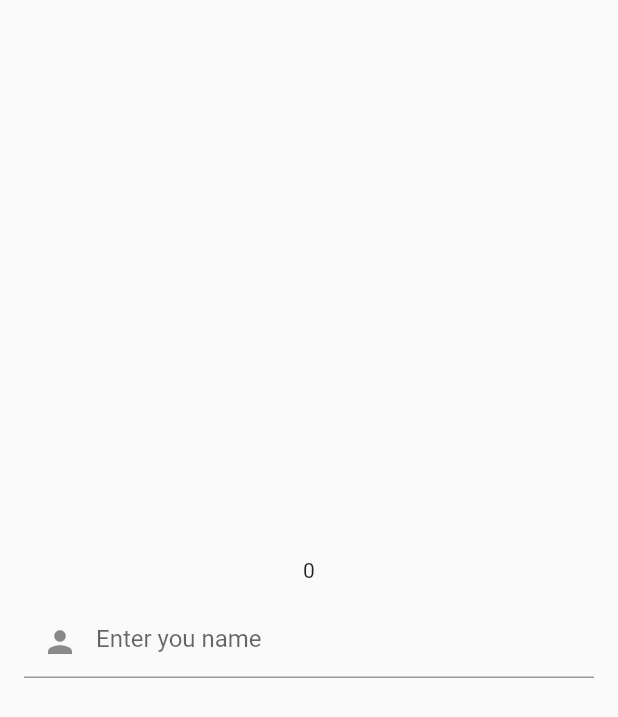
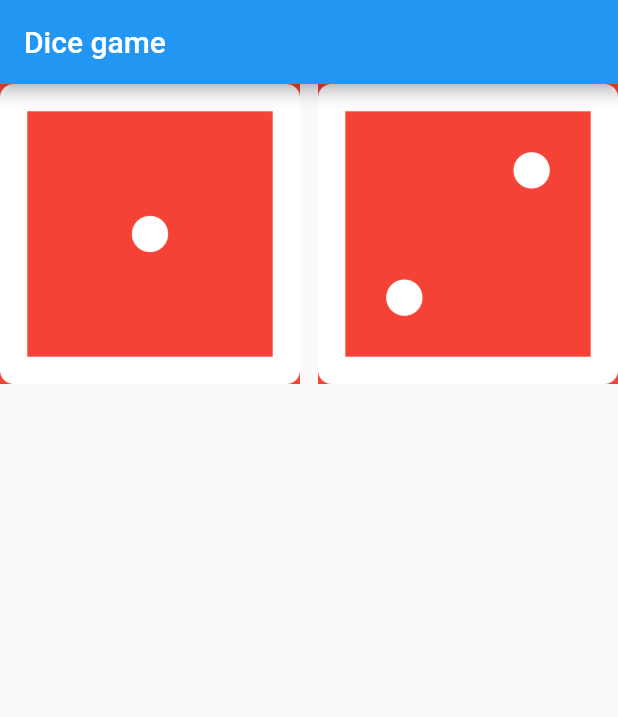
Before and after one commit to mhrhabib/insta_profile_ui, a Flutter app: the screen it shows after launch, on a phone screen of 412 x 824 dp. Shown: the top 717 px of the screen. Run offline on Flutter 3.47's test engine with Material 2 defaults, Android fonts, the phone set to English and light mode, and no system bars; missing offline and left inert: dart:html.

Commit message:
dice game

```diff
--- /dev/null
+++ b/lib/diceGame/dice_app_ui.dart
@@ -0,0 +1,60 @@
+import 'dart:html';
+import 'dart:math';
+
+import 'package:flutter/material.dart';
+
+class DiceAppUi extends StatefulWidget {
+  const DiceAppUi({Key? key}) : super(key: key);
+
+  @override
+  _DiceAppUiState createState() => _DiceAppUiState();
+}
+
+class _DiceAppUiState extends State<DiceAppUi> {
+  int leftDice = 1;
+  int rightDice = 2;
+
+  @override
+  Widget build(BuildContext context) {
+    return Scaffold(
+      appBar: AppBar(
+        title: Text("Dice game"),
+      ),
+      body: Row(
+        mainAxisAlignment: MainAxisAlignment.spaceBetween,
+        crossAxisAlignment: CrossAxisAlignment.center,
+        children: [
+          InkWell(
+            onTap: () {
+              setState(() {
+                leftDice = Random().nextInt(6) + 1;
+              });
+            },
+            child: Container(
+              height: 200,
+              width: 200,
+              decoration: BoxDecoration(
+                color: Colors.red,
+                image: DecorationImage(
+                  image: AssetImage('assets/images/dice$leftDice.png'),
+                ),
+              ),
+            ),
+          ),
+          InkWell(
+            child: Container(
+              height: 200,
+              width: 200,
+              decoration: BoxDecoration(
+                color: Colors.red,
+                image: DecorationImage(
+                  image: AssetImage('assets/images/dice$rightDice.png'),
+                ),
+              ),
+            ),
+          ),
+        ],
+      ),
+    );
+  }
+}
--- a/lib/main.dart
+++ b/lib/main.dart
@@ -1,4 +1,5 @@
 import 'package:flutter/material.dart';
+import 'package:insta_profile_ui/diceGame/dice_app_ui.dart';
 
 import 'screens/insta_profile.dart';
 import 'screens/my_listview.dart';
@@ -20,7 +21,7 @@ class MyApp extends StatelessWidget {
         primarySwatch: Colors.blue,
       ),
       //darkTheme: ThemeData.dark(),
-      home: NewStatefulWidget(),
+      home: DiceAppUi(),
     );
   }
 }
--- a/lib/screens/new_stateful_widget.dart
+++ b/lib/screens/new_stateful_widget.dart
@@ -7,42 +7,98 @@ class NewStatefulWidget extends StatefulWidget {
 }
 
 class _NewStatefulWidgetState extends State<NewStatefulWidget> {
-  int count = 0;
+  int data = 0;
+  Color color1 = Colors.red;
+  Color color2 = Colors.green;
+  bool isGreen = true;
+  bool isRed = true;
+  changeGreen() {
+    setState(() {
+      isGreen = !isGreen;
+      isRed = !isRed;
+    });
+  }
+
+  changeRed() {
+    setState(() {
+      isGreen = !isGreen;
+      isRed = !isRed;
+    });
+  }
+
   @override
   Widget build(BuildContext context) {
     return Scaffold(
       body: Center(
-        child: Column(
-          mainAxisAlignment: MainAxisAlignment.center,
+        child: Row(
+          mainAxisAlignment: MainAxisAlignment.spaceAround,
           children: [
-            Text(widget.name),
-            GestureDetector(
-              onLongPress: () {
-                setState(() {
-                  count++;
-                });
-              },
-              child: Text(
-                count.toString(),
+            InkWell(
+              onTap: changeGreen,
+              child: Container(
+                height: 100,
+                width: 100,
+                color: isGreen ? color2 : color1,
               ),
             ),
-            Padding(
-              padding: const EdgeInsets.all(16.0),
-              child: TextField(
-                decoration: const InputDecoration(
-                  hintText: 'Enter you name',
-                  prefixIcon: Icon(Icons.person),
-                ),
-                onSubmitted: (String newName) {
-                  setState(() {
-                    widget.name = newName;
-                  });
-                },
+            InkWell(
+              onTap: changeRed,
+              child: Container(
+                height: 100,
+                width: 100,
+                color: isRed ? color1 : color2,
               ),
             ),
           ],
         ),
       ),
+      // body: Center(
+      //   child: Column(
+      //     mainAxisAlignment: MainAxisAlignment.center,
+      //     children: [
+      //       Text(widget.name),
+      //       GestureDetector(
+      //         onTap: () {
+      //           setState(() {
+      //             data++;
+      //           });
+      //         },
+      //         child: Text("$data"),
+      //       ),
+      //       Padding(
+      //         padding: const EdgeInsets.all(18.0),
+      //         child: TextField(
+      //           decoration: const InputDecoration(
+      //             hintText: 'Enter your email here',
+      //             hintStyle: TextStyle(color: Colors.green),
+      //             labelText: 'Email:',
+      //             prefixIcon: Icon(Icons.email),
+      //           ),
+      //           onSubmitted: (String newName) {
+      //             setState(() {
+      //               widget.name = newName;
+      //             });
+      //           },
+      //         ),
+      //       ),
+      //       Padding(
+      //         padding: EdgeInsets.all(18.0),
+      //         child: TextField(
+      //           decoration: const InputDecoration(
+      //             hintText: 'Enter your email here',
+      //             labelText: 'Email:',
+      //             prefixIcon: Icon(Icons.email),
+      //           ),
+      //           onSubmitted: (String newName) {
+      //             setState(() {
+      //               widget.name = newName;
+      //             });
+      //           },
+      //         ),
+      //       ),
+      //     ],
+      //   ),
+      // ),
     );
   }
 }
--- a/pubspec.yaml
+++ b/pubspec.yaml
@@ -58,9 +58,8 @@ flutter:
   uses-material-design: true
 
   # To add assets to your application, add an assets section, like this:
-  # assets:
-  #   - images/a_dot_burr.jpeg
-  #   - images/a_dot_ham.jpeg
+  assets:
+    - assets/images/
 
   # An image asset can refer to one or more resolution-specific "variants", see
   # https://flutter.dev/assets-and-images/#resolution-aware.
```
Also changed, not shown: assets/images/dice1.png (added), assets/images/dice2.png (added), assets/images/dice3.png (added), assets/images/dice4.png (added), assets/images/dice5.png (added), assets/images/dice6.png (added).
